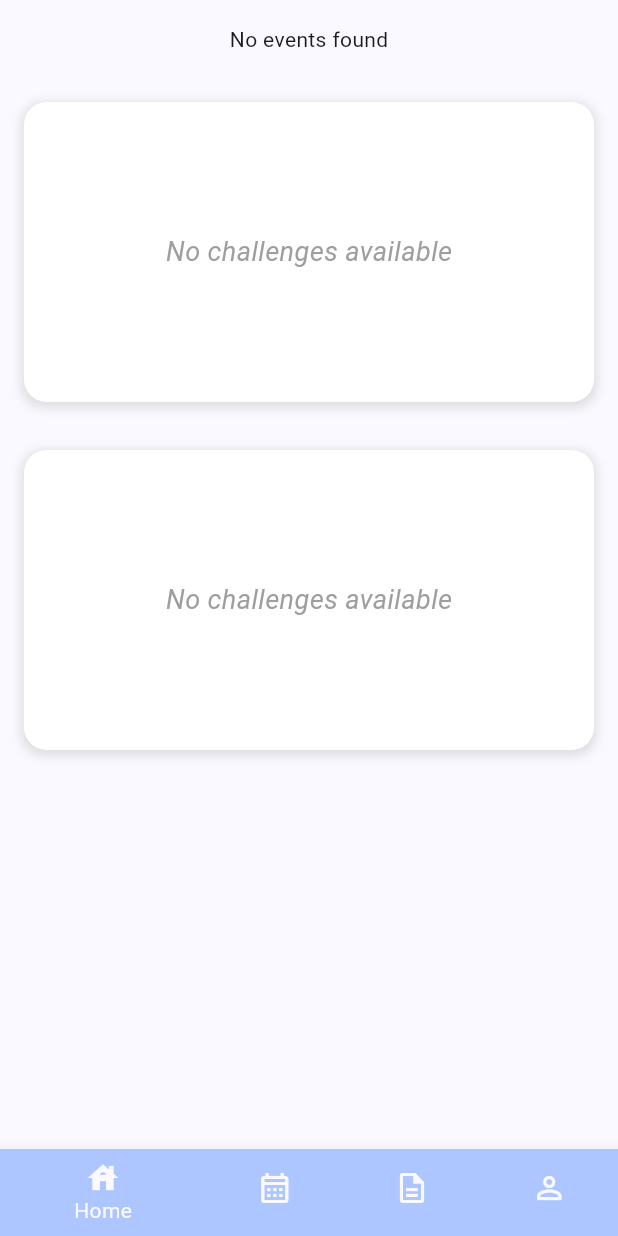
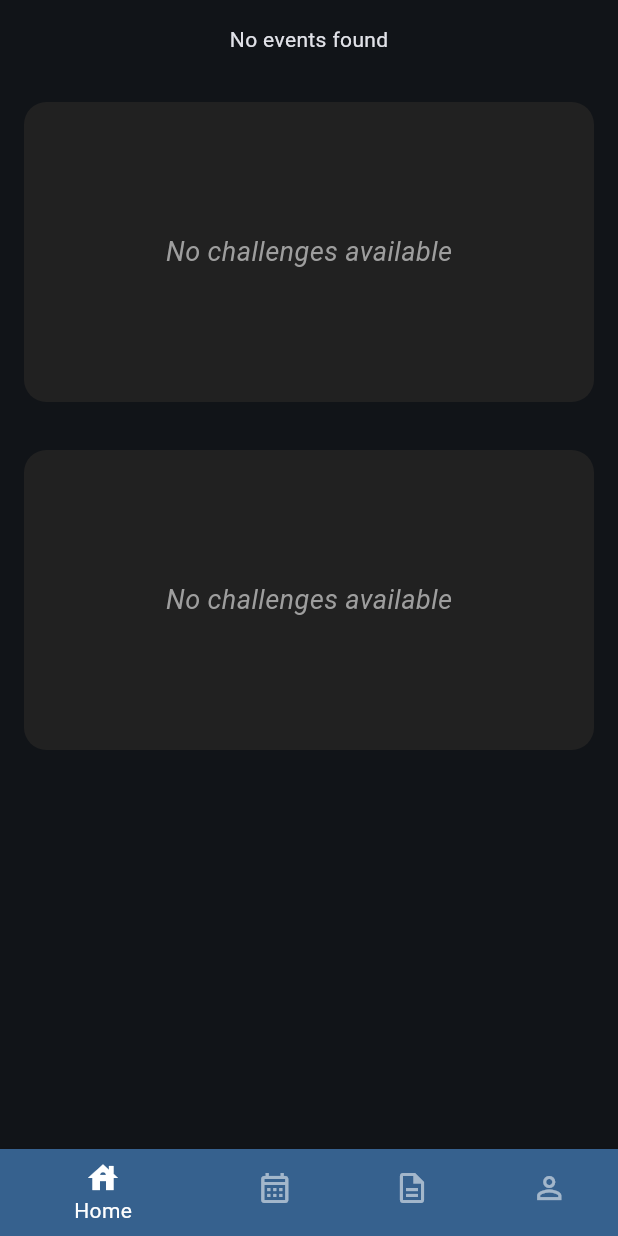
Before and after one commit to eric-lm/socialize_muc, a Flutter app: the screen it shows once a user with an empty profile is signed in, on a phone screen of 412 x 824 dp. Run offline on Flutter 3.47's test engine with Material 3 defaults, Android fonts, the phone set to English and light mode, and no system bars; our stand-ins replace cloud_firestore, firebase_auth, firebase_core; missing offline and left inert: firebase_ui_auth, firebase_ui_oauth_google; accounts and stored records are empty.

Commit message:
improve app design

```diff
--- a/lib/main_page/main.dart
+++ b/lib/main_page/main.dart
@@ -76,8 +76,26 @@ class SocializeMucApp extends StatelessWidget {
     return MaterialApp(
       title: 'Socialize MUC',
       theme: ThemeData(
-        colorScheme: ColorScheme.fromSeed(seedColor: Colors.blueAccent),
         useMaterial3: true,
+        colorScheme: ColorScheme.fromSeed(
+          seedColor: Colors.blue,
+          brightness: Brightness.dark,
+        ),
+        cardColor: Colors.grey[900]!,
+        textTheme: TextTheme(
+          displayLarge: const TextStyle(
+            fontSize: 72,
+            fontWeight: FontWeight.bold,
+          ),
+          // ···
+        ),
+        appBarTheme: AppBarTheme(
+          iconTheme: IconThemeData(color: Colors.white), // Change icon color
+        ),
+        bottomNavigationBarTheme: BottomNavigationBarThemeData(
+          selectedItemColor: Colors.white, // Selected icon color
+          unselectedItemColor: Colors.white54, // Unselected icon color
+        ),
       ),
       home:
           const AuthGate(nestedPage: const MyHomePage(title: 'Socialize MUC')),
--- a/lib/pages/journal_page.dart
+++ b/lib/pages/journal_page.dart
@@ -82,6 +82,7 @@ class _JournalPageState extends State<JournalPage> {
       body: ListView.builder(
         itemCount: journals.length,
         itemBuilder: (context, index) => Card(
+          color: Theme.of(context).cardColor,
           margin: EdgeInsets.symmetric(vertical: 8, horizontal: 16),
           child: ListTile(
             title: Text(journals[index]['title']!),
--- a/lib/pages/profile_page.dart
+++ b/lib/pages/profile_page.dart
@@ -19,10 +19,6 @@ class _ProfilePageState extends State<ProfilePage> {
   @override
   Widget build(BuildContext context) {
     return Scaffold(
-      appBar: AppBar(
-        backgroundColor: Theme.of(context).colorScheme.inversePrimary,
-        title: Text(widget.title),
-      ),
       body: Padding(
         padding: const EdgeInsets.all(16.0),
         child: Column(
--- a/lib/widgets/challenge_preview_card.dart
+++ b/lib/widgets/challenge_preview_card.dart
@@ -48,13 +48,17 @@ class ChallengePreviewCard extends StatelessWidget {
       child: Padding(
         padding: const EdgeInsets.all(16.0),
         child: nextChallenge != null
-            ? Column(
+            ? Row(
+                children: [
+                  Icon(Icons.keyboard_double_arrow_up),
+                  SizedBox(width: 30),
+                  Column(
                     crossAxisAlignment: CrossAxisAlignment.start,
                     children: [
                       Text(
                         'Next Challenge',
                         style: TextStyle(
-                      color: Colors.grey[600],
+                          color: Colors.grey[400],
                           fontSize: 14,
                         ),
                       ),
@@ -78,13 +82,15 @@ class ChallengePreviewCard extends StatelessWidget {
                       const Spacer(),
                       Text(
                         'Max Progress: ${nextChallenge.maxProgress}',
-                    style: TextStyle(color: Colors.grey[600]),
+                        style: TextStyle(color: Colors.grey[400]),
                       ),
                       const SizedBox(height: 16),
                       Text(
                         'Type: ${nextChallenge.type.name}',
-                    style: TextStyle(color: Colors.grey[600]),
+                        style: TextStyle(color: Colors.grey[400]),
                       ),
+                    ],
+                  )
                 ],
               )
             : const Center(
--- a/lib/widgets/preview_card.dart
+++ b/lib/widgets/preview_card.dart
@@ -29,16 +29,8 @@ class PreviewCard extends StatelessWidget {
         width: width,
         height: height,
         decoration: BoxDecoration(
-          color: Colors.white,
+          color: Theme.of(context).cardColor,
           borderRadius: BorderRadius.circular(15),
-          boxShadow: [
-            BoxShadow(
-              color: Colors.grey.withOpacity(0.3),
-              spreadRadius: 2,
-              blurRadius: 5,
-              offset: const Offset(0, 2),
-            ),
-          ],
         ),
         child: Stack(
           children: [
```
Also changed, not shown: lib/pages/events_page.dart (+15 -34 lines), lib/widgets/event_preview_card.dart (+90 -11 lines). Lines whose indentation alone changed are shown as unchanged.
